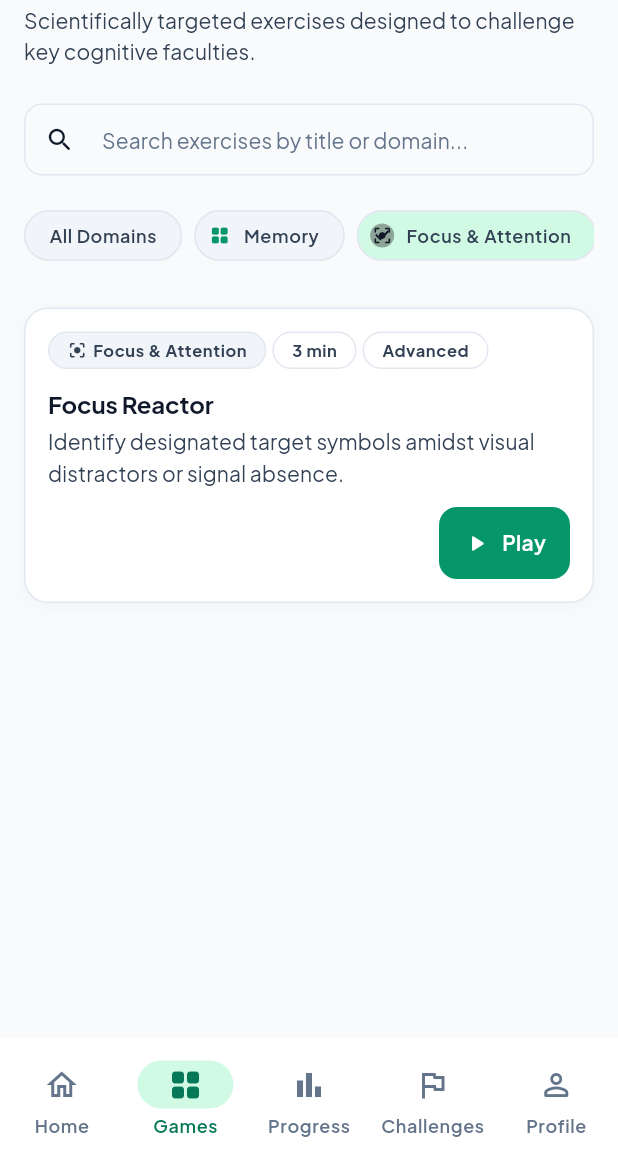
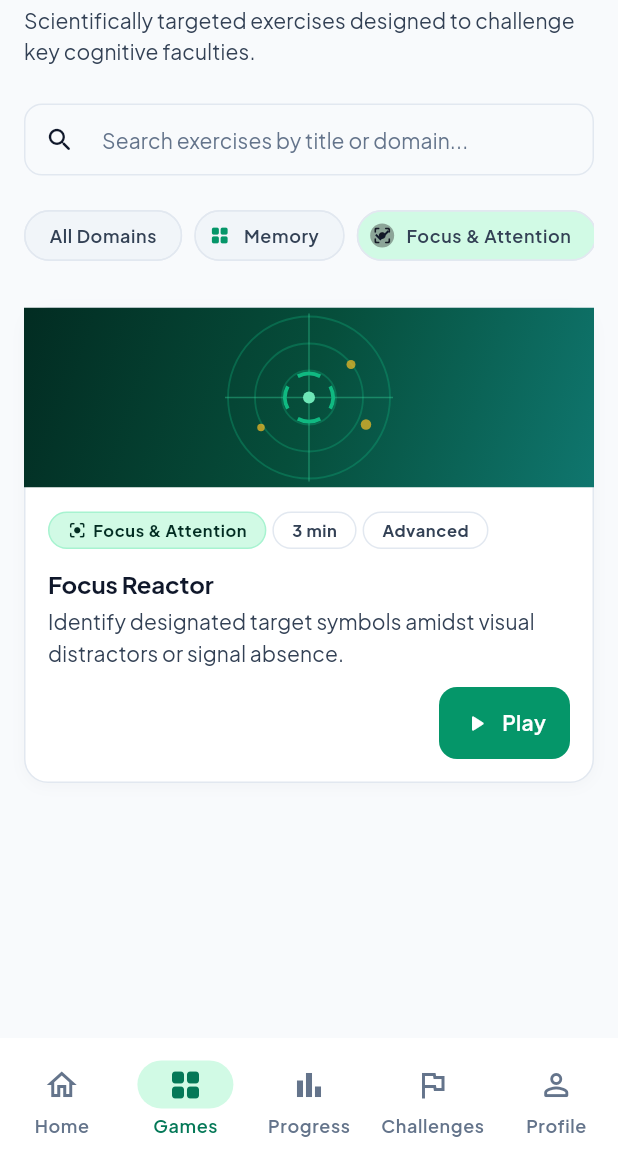
Before and after one commit to Navdeep-kr/Neuroplay, a Flutter app: the GamesLibraryScreen screen opened by its route, after a tap on "Memory", after a tap on "Focus & Attention", on a phone screen of 412 x 824 dp, the part 78-1236 px from its top. Run offline on Flutter 3.47's test engine with Material 3 defaults, Android fonts, the phone set to English and light mode, and no system bars; our stand-ins replace equatable, flutter_riverpod, go_router, google_fonts, supabase_flutter; accounts and stored records are empty; project files that could hold a hidden picture were left out.

Commit message:
feat(ui): add bespoke vector game artwork, neural cortex hero banner, and Lumosity-grade visual polish

```diff
--- /dev/null
+++ b/app/lib/core/widgets/game_art_illustration.dart
@@ -0,0 +1,497 @@
+import 'dart:math' as math;
+import 'package:flutter/material.dart';
+
+/// Bespoke vector illustration component for NEUROPLAY cognitive games.
+/// Provides Retina-crisp, resolution-independent, glowing visual art for cards and hero banners.
+class GameArtworkIllustration extends StatelessWidget {
+  const GameArtworkIllustration({
+    required this.slug,
+    super.key,
+    this.height = 140,
+    this.width,
+    this.borderRadius = 12,
+  });
+
+  final String slug;
+  final double height;
+  final double? width;
+  final double borderRadius;
+
+  @override
+  Widget build(BuildContext context) => ClipRRect(
+        borderRadius: BorderRadius.circular(borderRadius),
+        child: Container(
+          height: height,
+          width: width ?? double.infinity,
+          decoration: BoxDecoration(
+            gradient: _getBackgroundGradient(slug),
+          ),
+          child: CustomPaint(
+            painter: _GameVectorPainter(slug: slug),
+          ),
+        ),
+      );
+
+  LinearGradient _getBackgroundGradient(String slug) {
+    switch (slug) {
+      case 'memory-matrix':
+        return const LinearGradient(
+          begin: Alignment.topLeft,
+          end: Alignment.bottomRight,
+          colors: [Color(0xFF0F172A), Color(0xFF1E1B4B), Color(0xFF312E81)],
+        );
+      case 'reflex-forge':
+        return const LinearGradient(
+          begin: Alignment.topLeft,
+          end: Alignment.bottomRight,
+          colors: [Color(0xFF18181B), Color(0xFF451A03), Color(0xFF7C2D12)],
+        );
+      case 'focus-reactor':
+        return const LinearGradient(
+          begin: Alignment.topLeft,
+          end: Alignment.bottomRight,
+          colors: [Color(0xFF022C22), Color(0xFF064E3B), Color(0xFF0F766E)],
+        );
+      case 'logic-labyrinth':
+        return const LinearGradient(
+          begin: Alignment.topLeft,
+          end: Alignment.bottomRight,
+          colors: [Color(0xFF082F49), Color(0xFF0C4A6E), Color(0xFF164E63)],
+        );
+      case 'number-pulse':
+        return const LinearGradient(
+          begin: Alignment.topLeft,
+          end: Alignment.bottomRight,
+          colors: [Color(0xFF2E1065), Color(0xFF4C1D95), Color(0xFF581C87)],
+        );
+      case 'word-weaver':
+        return const LinearGradient(
+          begin: Alignment.topLeft,
+          end: Alignment.bottomRight,
+          colors: [Color(0xFF042F2E), Color(0xFF134E4A), Color(0xFF115E59)],
+        );
+      default:
+        return const LinearGradient(
+          begin: Alignment.topLeft,
+          end: Alignment.bottomRight,
+          colors: [Color(0xFF0F172A), Color(0xFF1E293B), Color(0xFF334155)],
+        );
+    }
+  }
+}
+
+class _GameVectorPainter extends CustomPainter {
+  _GameVectorPainter({required this.slug});
+
+  final String slug;
+
+  @override
+  void paint(Canvas canvas, Size size) {
+    final w = size.width;
+    final h = size.height;
+    final cx = w / 2;
+    final cy = h / 2;
+
+    switch (slug) {
+      case 'memory-matrix':
+        _paintMemoryMatrix(canvas, size, cx, cy);
+        break;
+      case 'reflex-forge':
+        _paintReflexForge(canvas, size, cx, cy);
+        break;
+      case 'focus-reactor':
+        _paintFocusReactor(canvas, size, cx, cy);
+        break;
+      case 'logic-labyrinth':
+        _paintLogicLabyrinth(canvas, size, cx, cy);
+        break;
+      case 'number-pulse':
+        _paintNumberPulse(canvas, size, cx, cy);
+        break;
+      case 'word-weaver':
+        _paintWordWeaver(canvas, size, cx, cy);
+        break;
+      default:
+        _paintDefaultGlow(canvas, size, cx, cy);
+        break;
+    }
+  }
+
+  void _paintMemoryMatrix(Canvas canvas, Size size, double cx, double cy) {
+    // Ambient back glow
+    final glowPaint = Paint()
+      ..shader = RadialGradient(
+        colors: [
+          const Color(0x59818CF8),
+          Colors.transparent,
+        ],
+      ).createShader(Rect.fromCircle(center: Offset(cx, cy), radius: 60));
+    canvas.drawCircle(Offset(cx, cy), 60, glowPaint);
+
+    // 3x3 Isometric Matrix Tiles
+    const tileSize = 20.0;
+    const gap = 6.0;
+    final startX = cx - (tileSize * 1.5 + gap);
+    final startY = cy - (tileSize * 1.5 + gap);
+
+    final litTiles = {
+      [0, 1],
+      [1, 1],
+      [2, 0],
+      [1, 2]
+    };
+
+    for (var r = 0; r < 3; r++) {
+      for (var c = 0; c < 3; c++) {
+        final x = startX + c * (tileSize + gap);
+        final y = startY + r * (tileSize + gap);
+        final isLit = litTiles.any((pair) => pair[0] == r && pair[1] == c);
+
+        final rect = RRect.fromRectAndRadius(
+          Rect.fromLTWH(x, y, tileSize, tileSize),
+          const Radius.circular(5),
+        );
+
+        if (isLit) {
+          final litPaint = Paint()
+            ..shader = const LinearGradient(
+              begin: Alignment.topLeft,
+              end: Alignment.bottomRight,
+              colors: [Color(0xFF38BDF8), Color(0xFF818CF8)],
+            ).createShader(rect.outerRect);
+          canvas
+            ..drawRRect(rect, litPaint)
+            ..drawCircle(Offset(x + tileSize / 2, y + tileSize / 2), 3,
+                Paint()..color = const Color(0xCCFFFFFF));
+        } else {
+          final basePaint = Paint()
+            ..color = const Color(0x99312E81)
+            ..style = PaintingStyle.fill;
+          final borderPaint = Paint()
+            ..color = const Color(0x4D6366F1)
+            ..style = PaintingStyle.stroke
+            ..strokeWidth = 1.0;
+          canvas
+            ..drawRRect(rect, basePaint)
+            ..drawRRect(rect, borderPaint);
+        }
+      }
+    }
+  }
+
+  void _paintReflexForge(Canvas canvas, Size size, double cx, double cy) {
+    // Ambient orange/rose flare
+    final glowPaint = Paint()
+      ..shader = RadialGradient(
+        colors: [
+          const Color(0x4DF97316),
+          Colors.transparent,
+        ],
+      ).createShader(Rect.fromCircle(center: Offset(cx, cy), radius: 65));
+    canvas.drawCircle(Offset(cx, cy), 65, glowPaint);
+
+    // Fast speed motion streaks
+    final streakPaint = Paint()
+      ..color = const Color(0x40FB923C)
+      ..strokeWidth = 2.0
+      ..strokeCap = StrokeCap.round;
+
+    for (var i = -2; i <= 2; i++) {
+      final y = cy + i * 16.0;
+      final startX = cx - 50.0 - (i.abs() * 10);
+      final endX = cx + 45.0 + (i.abs() * 8);
+      canvas.drawLine(Offset(startX, y), Offset(endX, y), streakPaint);
+    }
+
+    // Dynamic dual rotating diamonds (Forge crystals)
+    final crystalPaint = Paint()
+      ..shader = const LinearGradient(
+        begin: Alignment.topCenter,
+        end: Alignment.bottomCenter,
+        colors: [Color(0xFFFBBF24), Color(0xFFEA580C)],
+      ).createShader(
+          Rect.fromCenter(center: Offset(cx, cy), width: 44, height: 44));
+
+    final path = Path()
+      ..moveTo(cx, cy - 24)
+      ..lineTo(cx + 22, cy)
+      ..lineTo(cx, cy + 24)
+      ..lineTo(cx - 22, cy)
+      ..close();
+    canvas.drawPath(path, crystalPaint);
+
+    final corePaint = Paint()
+      ..color = const Color(0xE6FFFFFF)
+      ..style = PaintingStyle.fill;
+    final corePath = Path()
+      ..moveTo(cx, cy - 10)
+      ..lineTo(cx + 10, cy)
+      ..lineTo(cx, cy + 10)
+      ..lineTo(cx - 10, cy)
+      ..close();
+    canvas.drawPath(corePath, corePaint);
+  }
+
+  void _paintFocusReactor(Canvas canvas, Size size, double cx, double cy) {
+    final ringPaint = Paint()
+      ..color = const Color(0x4D10B981)
+      ..style = PaintingStyle.stroke
+      ..strokeWidth = 1.2;
+
+    canvas
+      ..drawCircle(Offset(cx, cy), 18, ringPaint)
+      ..drawCircle(Offset(cx, cy), 36, ringPaint)
+      ..drawCircle(Offset(cx, cy), 54, ringPaint);
+
+    final crossPaint = Paint()
+      ..color = const Color(0x6634D399)
+      ..strokeWidth = 1.0;
+    canvas
+      ..drawLine(Offset(cx - 56, cy), Offset(cx + 56, cy), crossPaint)
+      ..drawLine(Offset(cx, cy - 56), Offset(cx, cy + 56), crossPaint);
+
+    final reticlePaint = Paint()
+      ..color = const Color(0xFF10B981)
+      ..style = PaintingStyle.stroke
+      ..strokeWidth = 2.5;
+
+    const r = 16.0;
+    canvas
+      ..drawArc(Rect.fromCircle(center: Offset(cx, cy), radius: r),
+          -math.pi / 4 + 0.3, math.pi / 2 - 0.6, false, reticlePaint)
+      ..drawArc(Rect.fromCircle(center: Offset(cx, cy), radius: r),
+          math.pi / 4 + 0.3, math.pi / 2 - 0.6, false, reticlePaint)
+      ..drawArc(Rect.fromCircle(center: Offset(cx, cy), radius: r),
+          3 * math.pi / 4 + 0.3, math.pi / 2 - 0.6, false, reticlePaint)
+      ..drawArc(Rect.fromCircle(center: Offset(cx, cy), radius: r),
+          -3 * math.pi / 4 + 0.3, math.pi / 2 - 0.6, false, reticlePaint)
+      ..drawCircle(Offset(cx, cy), 4, Paint()..color = const Color(0xFF6EE7B7));
+
+    final pPaint = Paint()..color = const Color(0xB3FBBF24);
+    canvas
+      ..drawCircle(Offset(cx + 28, cy - 22), 3, pPaint)
+      ..drawCircle(Offset(cx - 32, cy + 20), 2.5, pPaint)
+      ..drawCircle(Offset(cx + 38, cy + 18), 3.5, pPaint);
+  }
+
+  void _paintLogicLabyrinth(Canvas canvas, Size size, double cx, double cy) {
+    final pathPaint = Paint()
+      ..color = const Color(0x6638BDF8)
+      ..style = PaintingStyle.stroke
+      ..strokeWidth = 2.5
+      ..strokeCap = StrokeCap.round
+      ..strokeJoin = StrokeJoin.round;
+
+    final p1 = Path()
+      ..moveTo(cx - 48, cy - 30)
+      ..lineTo(cx - 16, cy - 30)
+      ..lineTo(cx - 16, cy)
+      ..lineTo(cx + 24, cy)
+      ..lineTo(cx + 24, cy - 24)
+      ..lineTo(cx + 48, cy - 24);
+    canvas.drawPath(p1, pathPaint);
+
+    final p2 = Path()
+      ..moveTo(cx - 48, cy + 24)
+      ..lineTo(cx - 24, cy + 24)
+      ..lineTo(cx - 24, cy - 8)
+      ..lineTo(cx, cy - 8)
+      ..lineTo(cx, cy + 30)
+      ..lineTo(cx + 40, cy + 30);
+    canvas.drawPath(p2, pathPaint);
+
+    final nodePaint = Paint()
+      ..shader = const RadialGradient(
+        colors: [Color(0xFF38BDF8), Color(0xFF0284C7)],
+      ).createShader(Rect.fromCircle(center: Offset(cx - 16, cy), radius: 6));
+    canvas
+      ..drawCircle(Offset(cx - 16, cy), 6, nodePaint)
+      ..drawCircle(
+          Offset(cx - 48, cy - 30), 5, Paint()..color = const Color(0xFFFBBF24))
+      ..drawCircle(
+          Offset(cx + 48, cy - 24), 7, Paint()..color = const Color(0xFF00F0FF))
+      ..drawCircle(Offset(cx + 48, cy - 24), 3, Paint()..color = Colors.white);
+  }
+
+  void _paintNumberPulse(Canvas canvas, Size size, double cx, double cy) {
+    final wavePaint = Paint()
+      ..shader = const LinearGradient(
+        colors: [Color(0xFFA855F7), Color(0xFFEC4899), Color(0xFFF43F5E)],
+      ).createShader(Rect.fromLTWH(cx - 60, cy - 30, 120, 60))
+      ..style = PaintingStyle.stroke
+      ..strokeWidth = 3.0
+      ..strokeCap = StrokeCap.round;
+
+    final path = Path();
+    for (var x = -55.0; x <= 55.0; x += 1.0) {
+      final y = math.sin((x / 55.0) * math.pi * 3) *
+          (20.0 * (1.0 - (x.abs() / 70.0)));
+      if (x == -55.0) {
+        path.moveTo(cx + x, cy + y);
+      } else {
+        path.lineTo(cx + x, cy + y);
+      }
+    }
+    canvas.drawPath(path, wavePaint);
+
+    final points = [
+      Offset(cx - 36, cy - 16),
+      Offset(cx, cy + 18),
+      Offset(cx + 36, cy - 16),
+    ];
+
+    for (var i = 0; i < points.length; i++) {
+      final pt = points[i];
+      final nodeGlow = Paint()
+        ..color = const Color(0x66EC4899)
+        ..maskFilter = const MaskFilter.blur(BlurStyle.normal, 6);
+      canvas
+        ..drawCircle(pt, 8, nodeGlow)
+        ..drawCircle(pt, 4, Paint()..color = Colors.white);
+    }
+  }
+
+  void _paintWordWeaver(Canvas canvas, Size size, double cx, double cy) {
+    final linePaint = Paint()
+      ..color = const Color(0x662DD4BF)
+      ..strokeWidth = 1.5;
+
+    final center = Offset(cx, cy);
+    final satellites = [
+      Offset(cx - 40, cy - 24),
+      Offset(cx + 38, cy - 20),
+      Offset(cx - 32, cy + 24),
+      Offset(cx + 42, cy + 22),
+      Offset(cx, cy - 38),
+    ];
+
+    for (final sat in satellites) {
+      canvas.drawLine(center, sat, linePaint);
+    }
+    canvas
+      ..drawLine(satellites[0], satellites[4], linePaint)
+      ..drawLine(satellites[1], satellites[4], linePaint)
+      ..drawLine(satellites[2], satellites[3], linePaint);
+
+    final centerGlow = Paint()
+      ..shader = const RadialGradient(
+        colors: [Color(0xFF2DD4BF), Color(0xFF0F766E)],
+      ).createShader(Rect.fromCircle(center: center, radius: 10));
+    canvas
+      ..drawCircle(center, 9, centerGlow)
+      ..drawCircle(center, 4, Paint()..color = Colors.white);
+
+    final satPaint = Paint()..color = const Color(0xFF99F6E4);
+    for (final sat in satellites) {
+      canvas.drawCircle(sat, 4, satPaint);
+    }
+  }
+
+  void _paintDefaultGlow(Canvas canvas, Size size, double cx, double cy) {
+    final glowPaint = Paint()
+      ..shader = RadialGradient(
+        colors: [
+          const Color(0x4D10B981),
+          Colors.transparent,
+        ],
+      ).createShader(Rect.fromCircle(center: Offset(cx, cy), radius: 50));
+    canvas.drawCircle(Offset(cx, cy), 50, glowPaint);
+  }
+
+  @override
+  bool shouldRepaint(covariant _GameVectorPainter oldDelegate) =>
+      oldDelegate.slug != slug;
+}
+
+/// Grand Lumosity-Style Flagship Neural Cortex Illustration for the Daily Workout Banner
+class NeuralCortexHeroIllustration extends StatelessWidget {
+  const NeuralCortexHeroIllustration({super.key, this.size = 110});
+
+  final double size;
+
+  @override
+  Widget build(BuildContext context) => SizedBox(
+        width: size,
+        height: size,
+        child: CustomPaint(
+          painter: _NeuralCortexPainter(),
+        ),
+      );
+}
+
+class _NeuralCortexPainter extends CustomPainter {
+  @override
+  void paint(Canvas canvas, Size size) {
+    final cx = size.width / 2;
+    final cy = size.height / 2;
+    final radius = size.width / 2;
+
+    final glowPaint = Paint()
+      ..shader = RadialGradient(
+        colors: [
+          const Color(0x6610B981),
+          const Color(0x33064E3B),
+          Colors.transparent,
+        ],
+      ).createShader(Rect.fromCircle(center: Offset(cx, cy), radius: radius));
+    canvas.drawCircle(Offset(cx, cy), radius, glowPaint);
+
+    final orbitPaint = Paint()
+      ..color = const Color(0x4034D399)
+      ..style = PaintingStyle.stroke
+      ..strokeWidth = 1.0;
+    canvas
+      ..drawCircle(Offset(cx, cy), radius * 0.72, orbitPaint)
+      ..drawCircle(Offset(cx, cy), radius * 0.48, orbitPaint);
+
+    final coreGlow = Paint()
+      ..shader = const RadialGradient(
+        colors: [Color(0xFF6EE7B7), Color(0xFF059669)],
+      ).createShader(
+          Rect.fromCircle(center: Offset(cx, cy), radius: radius * 0.28));
+    canvas.drawCircle(Offset(cx, cy), radius * 0.28, coreGlow);
+
+    final brainPath = Path();
+    final s = radius * 0.18;
+    brainPath
+      ..addArc(
+          Rect.fromCircle(
+              center: Offset(cx - s * 0.7, cy - s * 0.6), radius: s * 0.7),
+          -math.pi,
+          math.pi * 0.8)
+      ..addArc(
+          Rect.fromCircle(
+              center: Offset(cx - s * 0.7, cy + s * 0.6), radius: s * 0.7),
+          math.pi * 0.2,
+          math.pi * 0.8)
+      ..addArc(
+          Rect.fromCircle(
+              center: Offset(cx + s * 0.7, cy - s * 0.6), radius: s * 0.7),
+          -math.pi * 0.8,
+          math.pi * 0.8)
+      ..addArc(
+          Rect.fromCircle(
+              center: Offset(cx + s * 0.7, cy + s * 0.6), radius: s * 0.7),
+          0,
+          math.pi * 0.8);
+
+    final brainPaint = Paint()
+      ..color = Colors.white
+      ..style = PaintingStyle.stroke
+      ..strokeWidth = 2.0
+      ..strokeCap = StrokeCap.round;
+    canvas.drawPath(brainPath, brainPaint);
+
+    final angles = [0.4, 1.8, 3.2, 4.6, 5.8];
+    final flarePaint = Paint()..color = const Color(0xFFECFDF5);
+    for (final a in angles) {
+      final rDist = radius * 0.72;
+      final px = cx + math.cos(a) * rDist;
+      final py = cy + math.sin(a) * rDist;
+      canvas.drawCircle(Offset(px, py), 3.5, flarePaint);
+    }
+  }
+
+  @override
+  bool shouldRepaint(covariant CustomPainter oldDelegate) => false;
+}
--- a/app/lib/features/games/presentation/games_library_screen.dart
+++ b/app/lib/features/games/presentation/games_library_screen.dart
@@ -10,6 +10,7 @@ import 'package:neuroplay/core/widgets/app_button.dart';
 import 'package:neuroplay/core/widgets/app_card.dart';
 import 'package:neuroplay/core/widgets/app_state_views.dart';
 import 'package:neuroplay/core/widgets/app_text_field.dart';
+import 'package:neuroplay/core/widgets/game_art_illustration.dart';
 import 'package:neuroplay/core/widgets/game_container_preview.dart';
 import 'package:neuroplay/features/training/data/training_repository.dart';
 import 'package:neuroplay/features/training/domain/training_models.dart';
@@ -196,6 +197,18 @@ class _GameCatalogCard extends StatelessWidget {
     final theme = Theme.of(context);
 
     return AppCard(
+      padding: EdgeInsets.zero,
+      child: Column(
+        crossAxisAlignment: CrossAxisAlignment.start,
+        children: [
+          // Visual Game Art Illustration
+          GameArtworkIllustration(
+            slug: game.slug,
+            height: 120,
+            borderRadius: 0,
+          ),
+          Padding(
+            padding: AppSpacing.pLg,
             child: Column(
               crossAxisAlignment: CrossAxisAlignment.start,
               children: [
@@ -208,6 +221,7 @@ class _GameCatalogCard extends StatelessWidget {
                     AppBadge(
                       label: game.domain.label,
                       icon: game.domain.icon,
+                      variant: AppBadgeVariant.mint,
                     ),
                     Wrap(
                       spacing: AppSpacing.xs,
@@ -276,6 +290,9 @@ class _GameCatalogCard extends StatelessWidget {
                 ),
               ],
             ),
+          ),
+        ],
+      ),
     );
   }
 
```
Also changed, not shown: app/lib/features/home/presentation/home_screen.dart (+124 -44 lines). Lines whose indentation alone changed are shown as unchanged.
